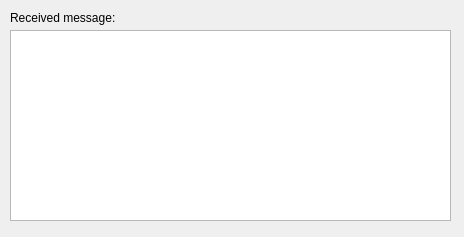
alexen/qt-nmh-reader, file backend/application.ui: the form before one commit.
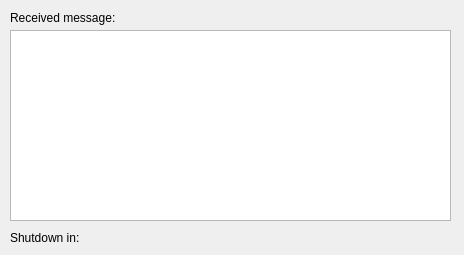
The form after the commit.

Commit message: Application: Приложению добавлен визуальный таймер отключения

```diff
--- a/backend/application.ui
+++ b/backend/application.ui
@@ -7,7 +7,7 @@
     <x>0</x>
     <y>0</y>
     <width>464</width>
-    <height>237</height>
+    <height>255</height>
    </rect>
   </property>
   <property name="sizePolicy">
@@ -16,18 +16,6 @@
     <verstretch>0</verstretch>
    </sizepolicy>
   </property>
-  <property name="minimumSize">
-   <size>
-    <width>464</width>
-    <height>237</height>
-   </size>
-  </property>
-  <property name="maximumSize">
-   <size>
-    <width>464</width>
-    <height>237</height>
-   </size>
-  </property>
   <property name="windowTitle">
    <string>Application</string>
   </property>
@@ -61,6 +49,35 @@
      <bool>true</bool>
     </property>
    </widget>
+   <widget class="QLabel" name="label_2">
+    <property name="geometry">
+     <rect>
+      <x>10</x>
+      <y>230</y>
+      <width>81</width>
+      <height>16</height>
+     </rect>
+    </property>
+    <property name="text">
+     <string>Shutdown in:</string>
+    </property>
+   </widget>
+   <widget class="QLabel" name="timerLabel">
+    <property name="geometry">
+     <rect>
+      <x>90</x>
+      <y>230</y>
+      <width>361</width>
+      <height>16</height>
+     </rect>
+    </property>
+    <property name="text">
+     <string/>
+    </property>
+    <property name="alignment">
+     <set>Qt::AlignRight|Qt::AlignTrailing|Qt::AlignVCenter</set>
+    </property>
+   </widget>
   </widget>
  </widget>
  <resources/>
```
The commit also changes 2 other files.
